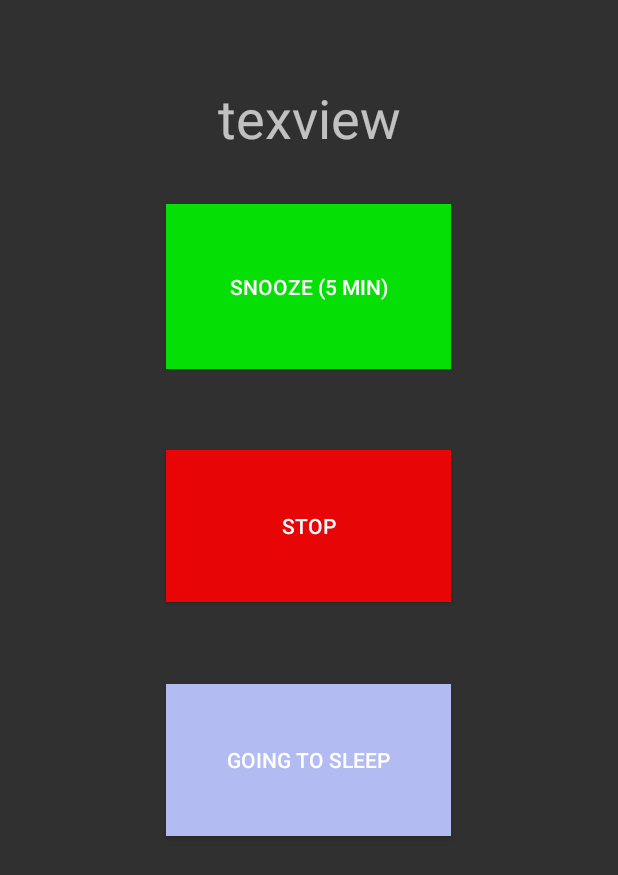
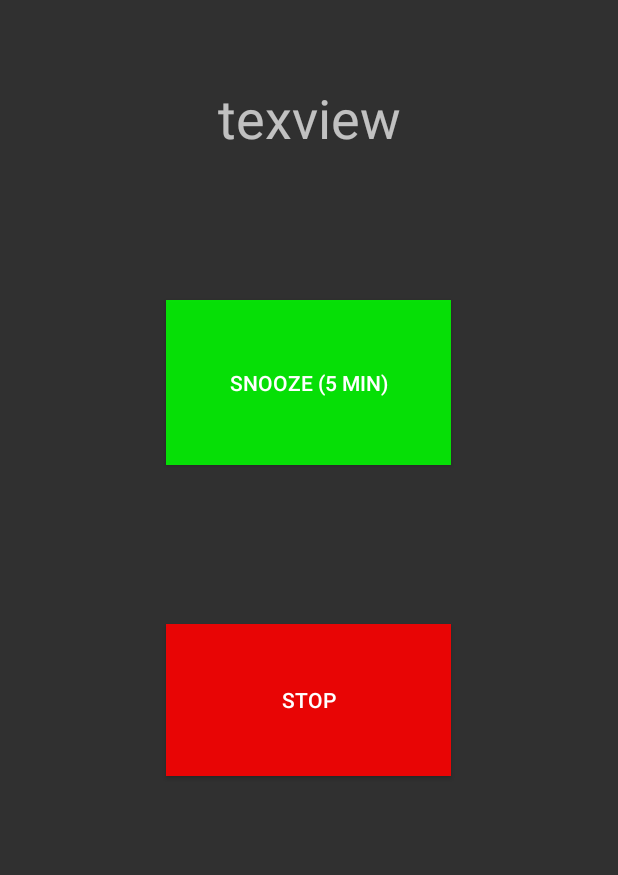
Before and after one commit to gbaranov99/RelaxClockProject, an Android app: the AlarmActivity screen opened directly, with no data from a screen before it, on a phone screen of 412 x 824 dp. Shown: the top 875 px of the screen. Run offline under Robolectric (Android 15) with nearby library versions, the phone set to English and light mode, and no system bars.

Commit message:
Final push

```diff
--- a/RelaxClockAndroid/LED-master/app/src/main/java/com/led_on_off/led/AlarmActivity.java
+++ b/RelaxClockAndroid/LED-master/app/src/main/java/com/led_on_off/led/AlarmActivity.java
@@ -30,6 +30,7 @@ import java.util.UUID;
 
 public class AlarmActivity extends ActionBarActivity{
     int decision, resultCode1;
+    BroadcastReceiver receiver;
     @Override
     protected void onCreate(Bundle savedInstanceState) {
         super.onCreate(savedInstanceState);
@@ -39,16 +40,15 @@ public class AlarmActivity extends ActionBarActivity{
         TextView title = (TextView)findViewById(R.id.title);
         Button snooze = (Button)findViewById(R.id.snooze);
         Button stop = (Button)findViewById(R.id.stop);
-        Button mySleep =(Button)findViewById(R.id.placing);
 
         IntentFilter filter = new IntentFilter();
 
         filter.addAction("com.destroy.action");
-        BroadcastReceiver receiver = new BroadcastReceiver() {
+        receiver = new BroadcastReceiver() {
 
             @Override
             public void onReceive(Context context, Intent intent) {
-                finish();
+                goToMain(2);
 
             }
         };
@@ -56,11 +56,9 @@ public class AlarmActivity extends ActionBarActivity{
 
         if(resultCode1 ==0){
             title.setText("Sleep Alarm Options");
-            mySleep.setVisibility(View.VISIBLE);
         }
         if(resultCode1 ==1){
             title.setText("Wake Alarm Options");
-            mySleep.setVisibility(View.GONE);
         }
 
         snooze.setOnClickListener(new View.OnClickListener() {
@@ -78,14 +76,7 @@ public class AlarmActivity extends ActionBarActivity{
                 goToMain(decision);
             }
         });
-        mySleep.setOnClickListener(new View.OnClickListener() {
-            @Override
-            public void onClick(View view) {
-                decision = 2;
 
-                goToMain(decision);
-            }
-        });
     }
     void goToMain(int code){
         Intent i = new Intent(this, ledControl.class);
@@ -99,4 +90,10 @@ public class AlarmActivity extends ActionBarActivity{
     {
         Toast.makeText(getApplicationContext(),s,Toast.LENGTH_LONG).show();
     }
+
+    @Override
+    protected void onDestroy() {
+        super.onDestroy();
+        unregisterReceiver(receiver);
+    }
 }
--- a/RelaxClockAndroid/LED-master/app/src/main/res/layout/alarm_activity.xml
+++ b/RelaxClockAndroid/LED-master/app/src/main/res/layout/alarm_activity.xml
@@ -21,7 +21,7 @@
         android:id="@+id/snooze"
         android:layout_width="190dp"
         android:layout_height="110dp"
-        android:layout_marginTop="136dp"
+        android:layout_marginTop="200dp"
         android:background="#D900FF00"
         android:text="Snooze (5 min)"
         app:layout_constraintEnd_toEndOf="parent"
@@ -33,7 +33,7 @@
         android:id="@+id/stop"
         android:layout_width="190dp"
         android:layout_height="101dp"
-        android:layout_marginTop="300dp"
+        android:layout_marginTop="416dp"
         android:background="#E80505"
         android:text="STOP"
         app:layout_constraintEnd_toEndOf="parent"
@@ -41,15 +41,4 @@
         app:layout_constraintStart_toStartOf="parent"
         app:layout_constraintTop_toTopOf="parent" />
 
-    <Button
-        android:id="@+id/placing"
-        android:layout_width="190dp"
-        android:layout_height="101dp"
-        android:layout_marginTop="456dp"
-        android:background="#B3BBF3"
-        android:text="Going to Sleep"
-        app:layout_constraintEnd_toEndOf="parent"
-        app:layout_constraintHorizontal_bias="0.497"
-        app:layout_constraintStart_toStartOf="parent"
-        app:layout_constraintTop_toTopOf="parent" />
 </android.support.constraint.ConstraintLayout>
```
Also changed, not shown: 1 other file.
